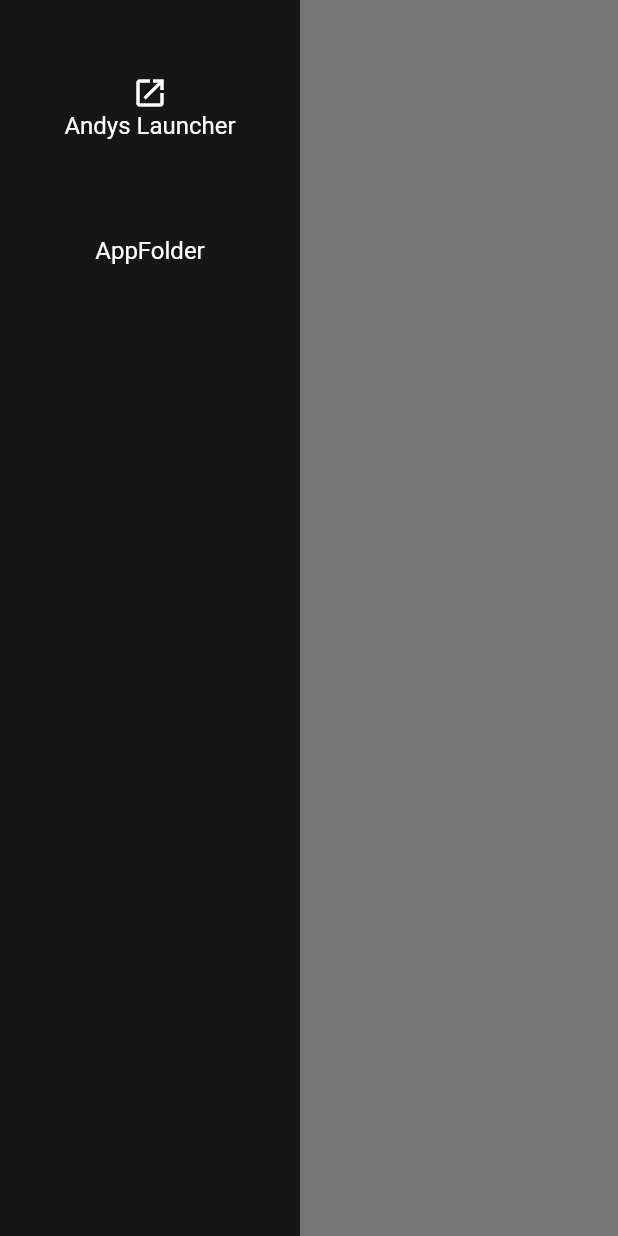
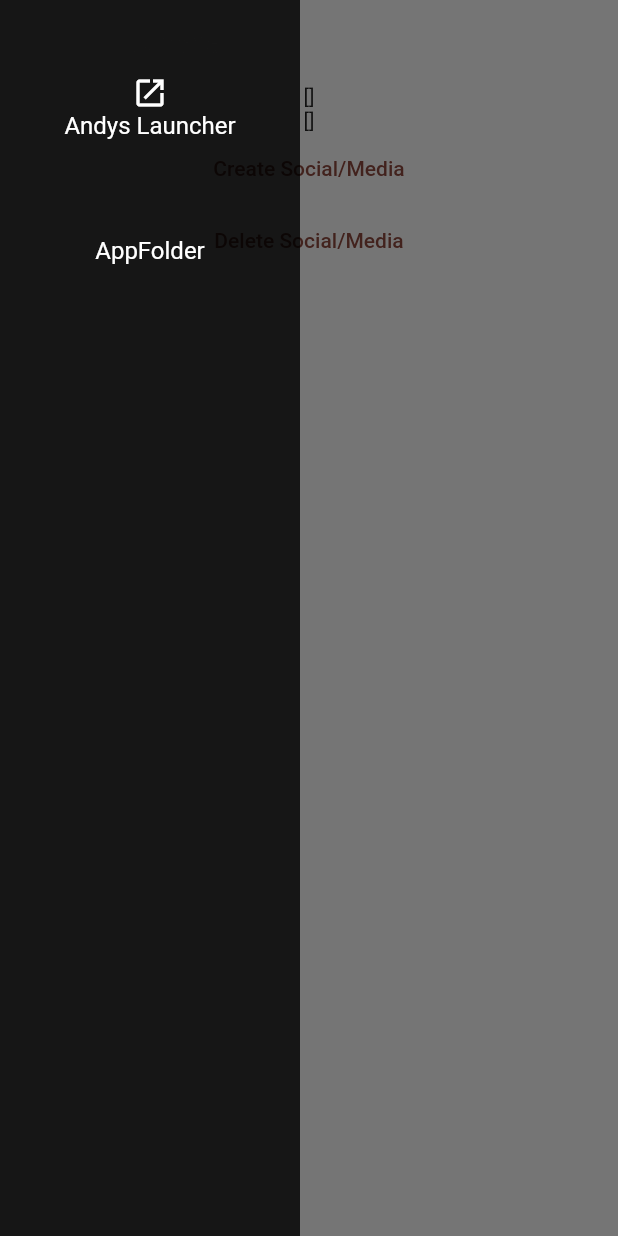
Before and after one commit to nightcbis/testproject, a Flutter app: the screen it shows after launch, with the side drawer open, on a phone screen of 412 x 824 dp. Run offline on Flutter 3.47's test engine with Material 2 defaults, Android fonts, the phone set to English and light mode, and no system bars; our stand-ins replace shared_preferences; missing offline and left inert: installed_apps.

Commit message:
Test with Favorite groups

```diff
--- a/lib/pages/homescreen.dart
+++ b/lib/pages/homescreen.dart
@@ -17,6 +17,7 @@ class Homescreen extends StatefulWidget {
 class _HomescreenState extends State<Homescreen> {
   OverlayEntry? appInfoOverlayEntry;
   List<String> favoriteApps = [];
+  List<String> favoriteGroups = [];
 
   Widget app(String name, context) {
     return Padding(
@@ -140,9 +141,18 @@ class _HomescreenState extends State<Homescreen> {
     return false;
   }
 
+  void createFavoriteGroup(String group) {
+    if (favoriteGroups.contains(group)) return;
+
+    favoriteGroups.add(group);
+
+    Future<SharedPreferences> futurePrefs = SharedPreferences.getInstance();
+    futurePrefs.then((prefs) {
+      prefs.setStringList("FavoriteGroups", favoriteGroups);
+    });
+  }
+
   List<String> listAllFavoriteGroups() {
-    List<String> favoriteGroups = [];
-
     Future<SharedPreferences> futurePrefs = SharedPreferences.getInstance();
 
     futurePrefs.then((prefs) {
@@ -152,7 +162,19 @@ class _HomescreenState extends State<Homescreen> {
     });
 
     dev.log(favoriteGroups.toString());
+
     return favoriteGroups;
+  }
+
+  void deleteFavoriteGroup(String group) {
+    if (!favoriteGroups.contains(group)) return;
+
+    favoriteGroups.remove(group);
+
+    Future<SharedPreferences> futurePrefs = SharedPreferences.getInstance();
+    futurePrefs.then((prefs) {
+      prefs.setStringList("FavoriteGroups", favoriteGroups);
+    });
   }
 
   Widget body() {
@@ -165,6 +187,9 @@ class _HomescreenState extends State<Homescreen> {
     prefs.then((value) {
       if (value.containsKey("FavoriteApps")) {
         favoriteApps = value.getStringList("FavoriteApps")!;
+        if (favoriteGroups.contains("FavoriteGroups")) {
+          favoriteGroups = value.getStringList("FavoriteGroups")!;
+        }
       }
       futureListAppInfo.then((thenInfo) {
         for (AppInfo appInfo in thenInfo) {
@@ -191,6 +216,41 @@ class _HomescreenState extends State<Homescreen> {
                   return const Text("Loading...");
                 }
               }),
+          FutureBuilder(
+              future: futureListAppInfo,
+              builder: (context, futureData) {
+                return Column(children: [
+                  Text(favoriteGroups.toString()),
+                  Text(favoriteApps.toString())
+                ]);
+              }),
+
+          TextButton(
+              onPressed: () {
+                setState(() {
+                  createFavoriteGroup("Social");
+                });
+                ("Social");
+              },
+              onLongPress: () {
+                setState(() {
+                  createFavoriteGroup("Media");
+                });
+              },
+              child: const Text("Create Social/Media")),
+          TextButton(
+              onPressed: () {
+                setState(() {
+                  deleteFavoriteGroup("Social");
+                });
+                ("Social");
+              },
+              onLongPress: () {
+                setState(() {
+                  deleteFavoriteGroup("Media");
+                });
+              },
+              child: const Text("Delete Social/Media"))
           //searchField(),
         ],
       ),
```
Also changed, not shown: lib/data_classes/favorites.dart (deleted).
